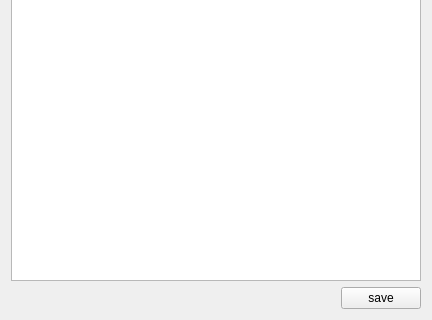
Above: uitester/ui/case_data/data_editor.ui from IfengAutomation/uitester before the change; both pictures show x 0 to 432 and y 195 to 515 of the 432 by 515 pixel window. Below: the same form after it.
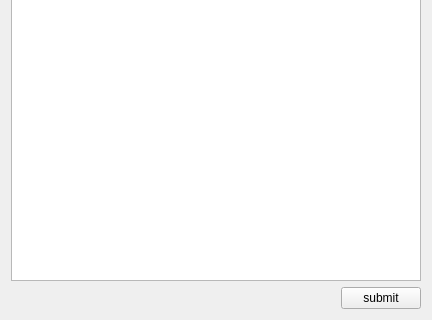
That is the form after the change.

```diff
--- a/uitester/ui/case_data/data_editor.ui
+++ b/uitester/ui/case_data/data_editor.ui
@@ -35,7 +35,7 @@
      <item>
       <widget class="QPushButton" name="save_btn">
        <property name="text">
-        <string>save</string>
+        <string>submit</string>
        </property>
       </widget>
      </item>
```
